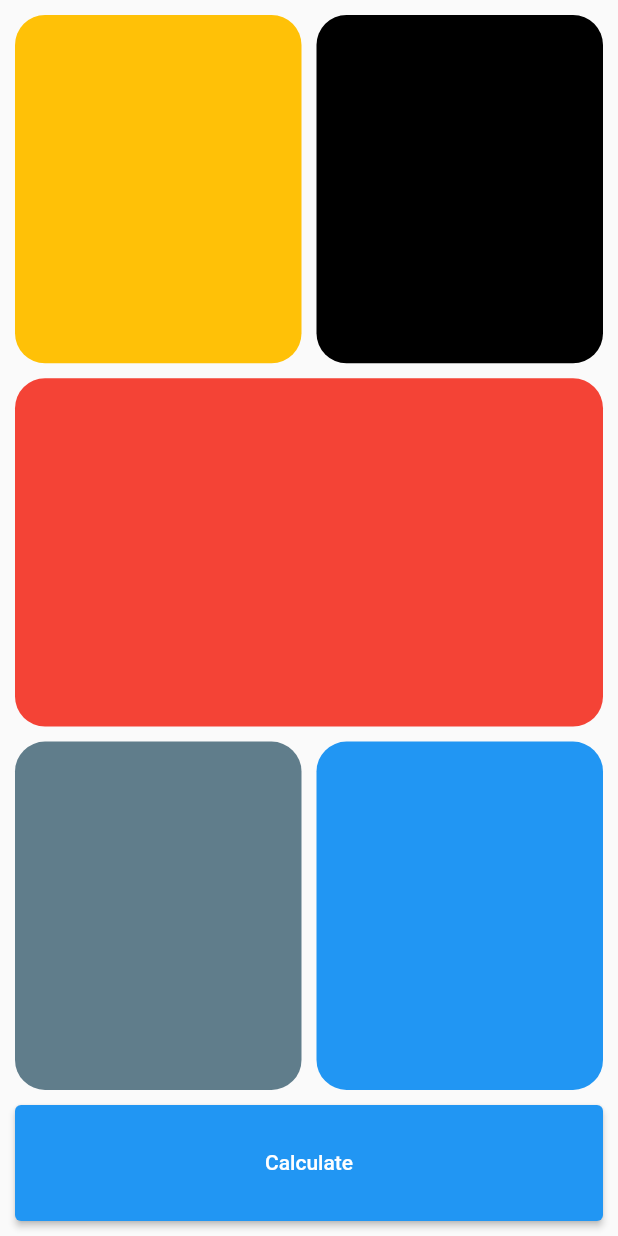
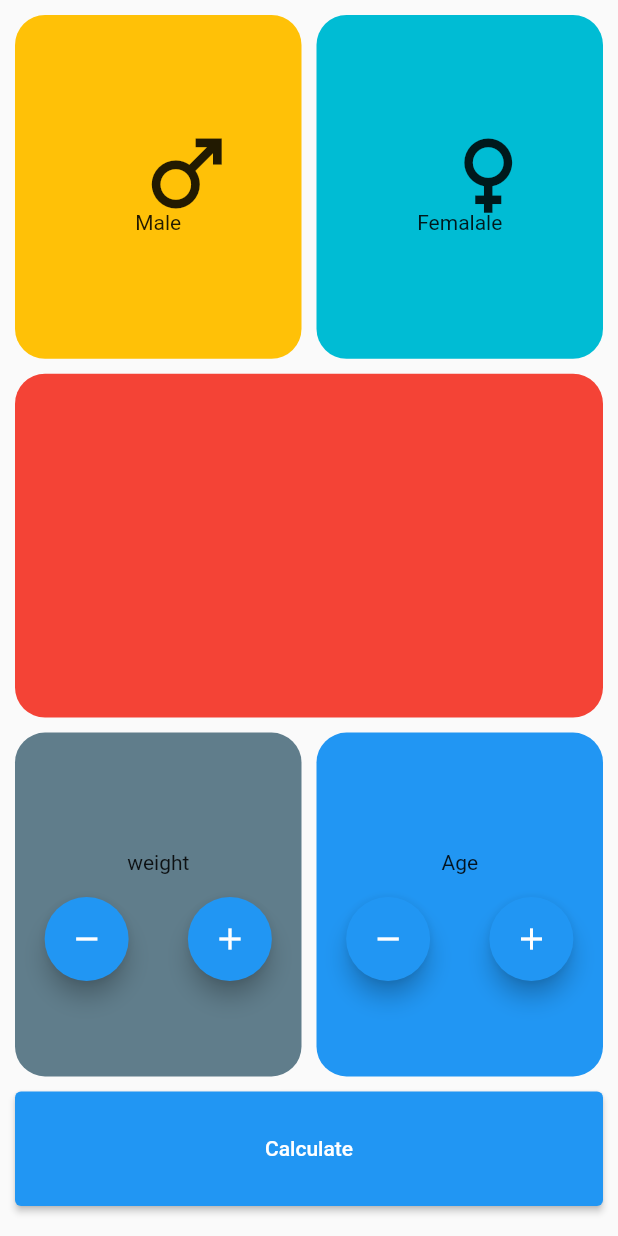
Before and after one commit to marufmon/FlutterApps, a Flutter app: the screen it shows after launch, on a phone screen of 412 x 824 dp. Run offline on Flutter 3.47's test engine with Material 2 defaults, Android fonts, the phone set to English and light mode, and no system bars; our stand-ins replace google_fonts, image_picker.

Commit message:
Update home.dart

```diff
--- a/bmi_app/lib/home.dart
+++ b/bmi_app/lib/home.dart
@@ -1,3 +1,5 @@
+// ignore_for_file: prefer_const_constructors
+
 import 'package:flutter/material.dart';
 import 'package:flutter/src/widgets/container.dart';
 import 'package:flutter/src/widgets/framework.dart';
@@ -28,6 +30,21 @@ class _HomePageState extends State<HomePage> {
                           borderRadius: BorderRadius.circular(20),
                           color: Colors.amber,
                         ),
+                        child: Column(
+                          mainAxisAlignment: MainAxisAlignment.center,
+                          children: [
+                            IconButton(
+                                onPressed: (() {}),
+                                icon: Icon(
+                                  Icons.male,
+                                  size: 70,
+                                )),
+                            Padding(
+                              padding: const EdgeInsets.all(20.0),
+                              child: Text("Male"),
+                            )
+                          ],
+                        ),
                       )),
                       SizedBox(
                         width: 10,
@@ -36,7 +53,23 @@ class _HomePageState extends State<HomePage> {
                           child: Container(
                         decoration: BoxDecoration(
                           borderRadius: BorderRadius.circular(20),
-                          color: Colors.black,
+                          color: Colors.cyan,
+                        ),
+                        child: Column(
+                          crossAxisAlignment: CrossAxisAlignment.center,
+                          mainAxisAlignment: MainAxisAlignment.center,
+                          children: [
+                            IconButton(
+                                onPressed: (() {}),
+                                icon: Icon(
+                                  Icons.female,
+                                  size: 70,
+                                )),
+                            Padding(
+                              padding: const EdgeInsets.all(20.0),
+                              child: Text("Femalale"),
+                            )
+                          ],
                         ),
                       )),
                     ],
@@ -65,6 +98,28 @@ class _HomePageState extends State<HomePage> {
                           borderRadius: BorderRadius.circular(20),
                           color: Colors.blueGrey,
                         ),
+                        child: Column(
+                          mainAxisAlignment: MainAxisAlignment.center,
+                          children: [
+                            Padding(
+                              padding: const EdgeInsets.all(15.0),
+                              child: Text("weight"),
+                            ),
+                            Row(
+                              mainAxisAlignment: MainAxisAlignment.spaceAround,
+                              children: [
+                                FloatingActionButton(
+                                  onPressed: (() {}),
+                                  child: Icon(Icons.remove),
+                                ),
+                                FloatingActionButton(
+                                  onPressed: (() {}),
+                                  child: Icon(Icons.add),
+                                )
+                              ],
+                            ),
+                          ],
+                        ),
                       )),
                       SizedBox(
                         width: 10,
@@ -74,6 +129,28 @@ class _HomePageState extends State<HomePage> {
                         decoration: BoxDecoration(
                             borderRadius: BorderRadius.circular(20),
                             color: Colors.blue),
+                        child: Column(
+                          mainAxisAlignment: MainAxisAlignment.center,
+                          children: [
+                            Padding(
+                              padding: const EdgeInsets.all(15.0),
+                              child: Text("Age"),
+                            ),
+                            Row(
+                              mainAxisAlignment: MainAxisAlignment.spaceAround,
+                              children: [
+                                FloatingActionButton(
+                                  onPressed: (() {}),
+                                  child: Icon(Icons.remove),
+                                ),
+                                FloatingActionButton(
+                                  onPressed: (() {}),
+                                  child: Icon(Icons.add),
+                                )
+                              ],
+                            ),
+                          ],
+                        ),
                       )),
                     ],
                   )),
@@ -87,6 +164,9 @@ class _HomePageState extends State<HomePage> {
                     child: ElevatedButton(
                         onPressed: (() {}), child: Text("Calculate")),
                   )),
+              SizedBox(
+                height: 10,
+              )
             ],
           ),
         ),
```
